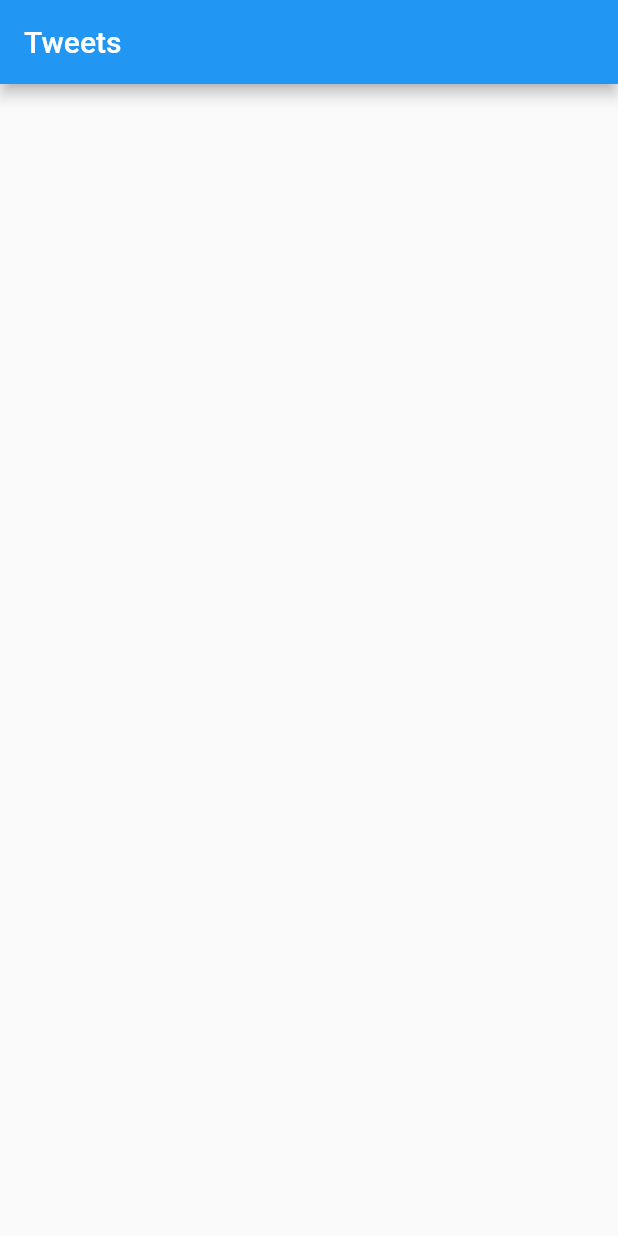
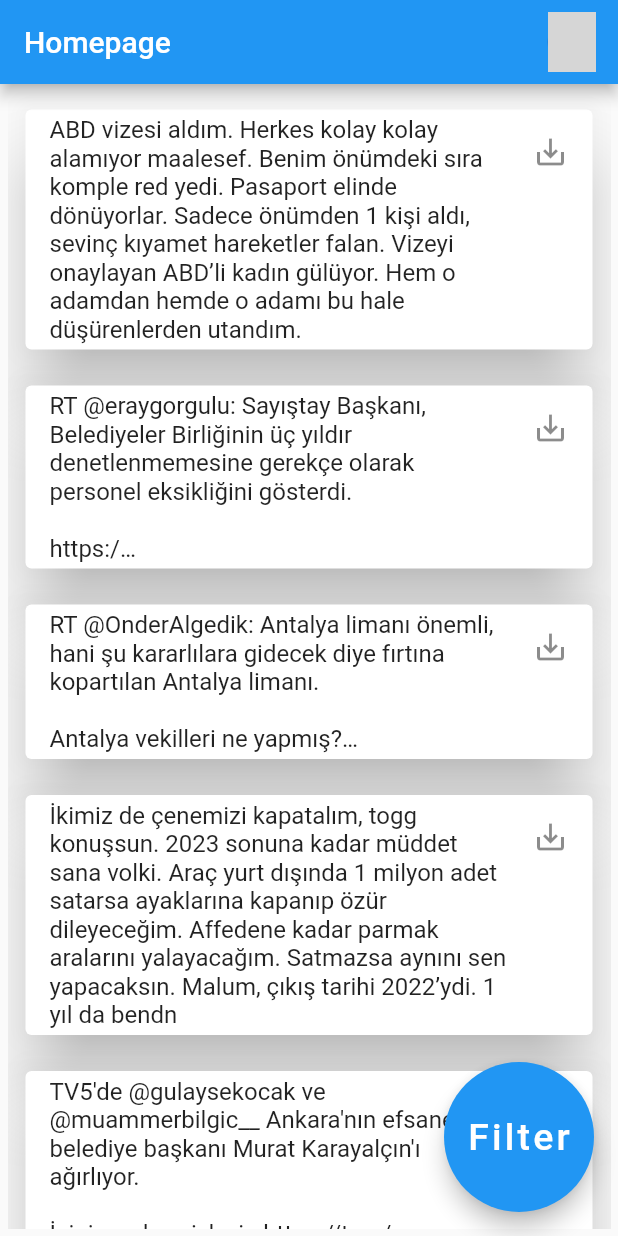
Before and after one commit to metecoban/Twitter-Mask, a Flutter app: the Homepage screen opened by its route, on a phone screen of 412 x 824 dp. Run offline on Flutter 3.47's test engine with Material 2 defaults, Android fonts, the phone set to English and light mode, and no system bars; our stand-ins replace cloud_firestore, firebase_auth, firebase_core, flutter_signin_button; missing offline and left inert: twitter_login; accounts and stored records are empty; network calls fail; grey boxes are pictures that could not be loaded.

Commit message:
Seventh commit

```diff
--- a/lib/main.dart
+++ b/lib/main.dart
@@ -17,7 +17,7 @@ class MyApp extends StatelessWidget {
       title: 'Twitter Mask',
       debugShowCheckedModeBanner: false,
       theme: ThemeData(
-        primarySwatch: Colors.purple,
+        primarySwatch: Colors.blue,
       ),
       onGenerateRoute: Navigation.navigationGenarator,
     );
--- /dev/null
+++ b/lib/models/user_model.dart
@@ -0,0 +1,4 @@
+class UserModel {
+  static String? username;
+  static String? photoUrl;
+}
--- a/lib/navigation.dart
+++ b/lib/navigation.dart
@@ -1,6 +1,9 @@
 import 'package:flutter/material.dart';
+import 'package:twitter_mask/pages/archive_page.dart';
+import 'package:twitter_mask/pages/filter_page.dart';
 import 'package:twitter_mask/pages/homepage.dart';
 import 'package:twitter_mask/pages/login_page.dart';
+import 'package:twitter_mask/pages/profile_page.dart';
 
 class Navigation {
   static Route<dynamic> navigationGenarator(RouteSettings settings) {
@@ -12,7 +15,21 @@ class Navigation {
           settings: settings,
           builder: (context) => const Homepage(),
         );
-
+      case '/FilterPage':
+        return MaterialPageRoute(
+          settings: settings,
+          builder: (context) => const FilterPage(),
+        );
+      case '/ArchivePage':
+        return MaterialPageRoute(
+          settings: settings,
+          builder: (context) => const ArchivePage(),
+        );
+      case '/ProfilePage':
+        return MaterialPageRoute(
+          settings: settings,
+          builder: (context) => const ProfilePage(),
+        );
       default:
         return MaterialPageRoute(builder: (context) => const LoginPage());
     }
--- a/lib/pages/homepage.dart
+++ b/lib/pages/homepage.dart
@@ -1,4 +1,5 @@
 import 'package:flutter/material.dart';
+import 'package:twitter_mask/models/user_model.dart';
 
 class Homepage extends StatefulWidget {
   const Homepage({Key? key}) : super(key: key);
@@ -7,6 +8,19 @@ class Homepage extends StatefulWidget {
   _HomepageState createState() => _HomepageState();
 }
 
+var exampleResponse = [
+  "ABD vizesi aldım. Herkes kolay kolay alamıyor maalesef. Benim önümdeki sıra komple red yedi. Pasaport elinde dönüyorlar. Sadece önümden 1 kişi aldı, sevinç kıyamet hareketler falan. Vizeyi onaylayan ABD’li kadın gülüyor. Hem o adamdan hemde o adamı bu hale düşürenlerden utandım.",
+  "RT @eraygorgulu: Sayıştay Başkanı, Belediyeler Birliğinin üç yıldır denetlenmemesine gerekçe olarak personel eksikliğini gösterdi.\n\nhttps:/…",
+  "RT @OnderAlgedik: Antalya limanı önemli, hani şu kararlılara gidecek diye fırtına kopartılan Antalya limanı.\n\nAntalya vekilleri ne yapmış?…",
+  "İkimiz de çenemizi kapatalım, togg konuşsun. 2023 sonuna kadar müddet sana volki. Araç yurt dışında 1 milyon adet satarsa ayaklarına kapanıp özür dileyeceğim. Affedene kadar parmak aralarını yalayacağım. Satmazsa aynını sen yapacaksın. Malum, çıkış tarihi 2022’ydi. 1 yıl da bendn",
+  "TV5'de @gulaysekocak ve @muammerbilgic__ Ankara'nın efsane belediye başkanı Murat Karayalçın'ı ağırlıyor.\n\nİçiniz açılsın, izleyin https://t.co/2mkgUwclYz",
+  "En büyük liman Mersin limanı.\n\nMersin vekilleri ne yapmış?\n\n4 vekil limanlar satılsın demiş,\n2 vekil karşı çıkmış,\n6 vekil oylamaya katılmamış.\n\n🚢Mersin limanına Mersin vekilleri sahip çıkmamış😥 https://t.co/dYQvmAUpIs",
+  "Lorem Ipsum is simply dummy text of the printing and typesetting industry. Lorem Ipsum has been the industry's standard dummy text ever since the 1500s, when an unknown printer took a galley of type and scrambled it to make a type specimen book.",
+  "Lorem Ipsum is simply dummy text of the printing and typesetting industry. Lorem Ipsum has been the industry's standard dummy text ever since the 1500s, when an unknown printer took a galley of type and scrambled it to make a type specimen book.",
+  "Lorem Ipsum is simply dummy text of the printing and typesetting industry. Lorem Ipsum has been the industry's standard dummy text ever since the 1500s, when an unknown printer took a galley of type and scrambled it to make a type specimen book.",
+  "Lorem Ipsum is simply dummy text of the printing and typesetting industry. Lorem Ipsum has been the industry's standard dummy text ever since the 1500s, when an unknown printer took a galley of type and scrambled it to make a type specimen book."
+];
+
 class _HomepageState extends State<Homepage> {
   @override
   Widget build(BuildContext context) {
@@ -14,7 +28,52 @@ class _HomepageState extends State<Homepage> {
       appBar: AppBar(
         backgroundColor: Colors.blue,
         automaticallyImplyLeading: false,
-        title: const Text("Tweets"),
+        title: const Text("Homepage"),
+        actions: [
+          Container(
+            margin: const EdgeInsets.only(right: 7),
+            child: IconButton(
+                onPressed: () {
+                  Navigator.pushNamed(context, '/ProfilePage');
+                },
+                icon: CircleAvatar(
+                  backgroundImage: NetworkImage(UserModel.photoUrl.toString()),
+                )),
+          )
+        ],
+      ),
+      body: Container(
+        margin: const EdgeInsets.all(5),
+        child: ListView.builder(
+          itemBuilder: (context, index) {
+            return Padding(
+              padding: const EdgeInsets.all(8.0),
+              child: Card(
+                elevation: 20,
+                child: ListTile(
+                  onTap: () {
+                    debugPrint('side${index + 1}');
+                  },
+                  trailing: const Icon(Icons.save_alt_outlined),
+                  title: Text(exampleResponse[index]),
+                ),
+              ),
+            );
+          },
+          itemCount: exampleResponse.length,
+        ),
+      ),
+      floatingActionButton: SizedBox(
+        height: 100.0,
+        width: 100.0,
+        child: FittedBox(
+          child: FloatingActionButton(
+            onPressed: () {
+              Navigator.pushNamed(context, '/FilterPage');
+            },
+            child: const Text("Filter"),
+          ),
+        ),
       ),
     );
   }
--- a/lib/pages/login_page.dart
+++ b/lib/pages/login_page.dart
@@ -25,7 +25,7 @@ class _LoginPageState extends State<LoginPage> {
                 children: [
                   SizedBox(height: 200, child: Image.asset("assets/logo.jpeg")),
                   const SizedBox(
-                    height: 20,
+                    height: 80,
                   ),
                   const Text(
                     '*In order to use the Twitter Mask application, you must log in from twitter.',
@@ -33,11 +33,11 @@ class _LoginPageState extends State<LoginPage> {
                     textAlign: TextAlign.center,
                   ),
                   const SizedBox(
-                    height: 30,
+                    height: 160,
                   ),
                   SignInButton(
                     Buttons.Twitter,
-                    text: "Use Twitter",
+                    text: "Use Twitter to Login",
                     onPressed: () async {
                       await AuthService.login();
                       Navigator.pushNamed(context, '/Homepage');
--- a/pubspec.yaml
+++ b/pubspec.yaml
@@ -39,6 +39,7 @@ dependencies:
   firebase_core: ^1.10.6
   twitter_login: ^4.0.1
   flutter_signin_button: ^2.0.0
+  http: ^0.13.4
 
 dev_dependencies:
   flutter_test:
```
Also changed, not shown: lib/pages/archive_page.dart (added, +26 -0 lines), lib/pages/filter_page.dart (added, +26 -0 lines), lib/pages/profile_page.dart (added, +68 -0 lines), lib/service/auth.dart (+23 -0 lines), pubspec.lock, 2 other files.
